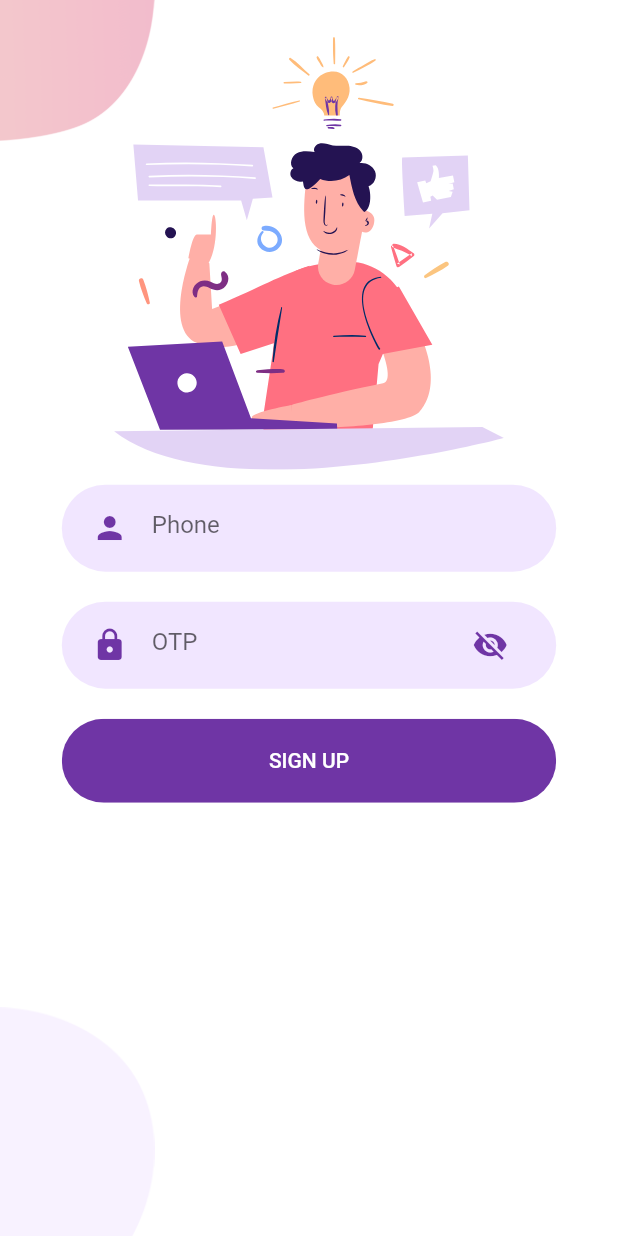
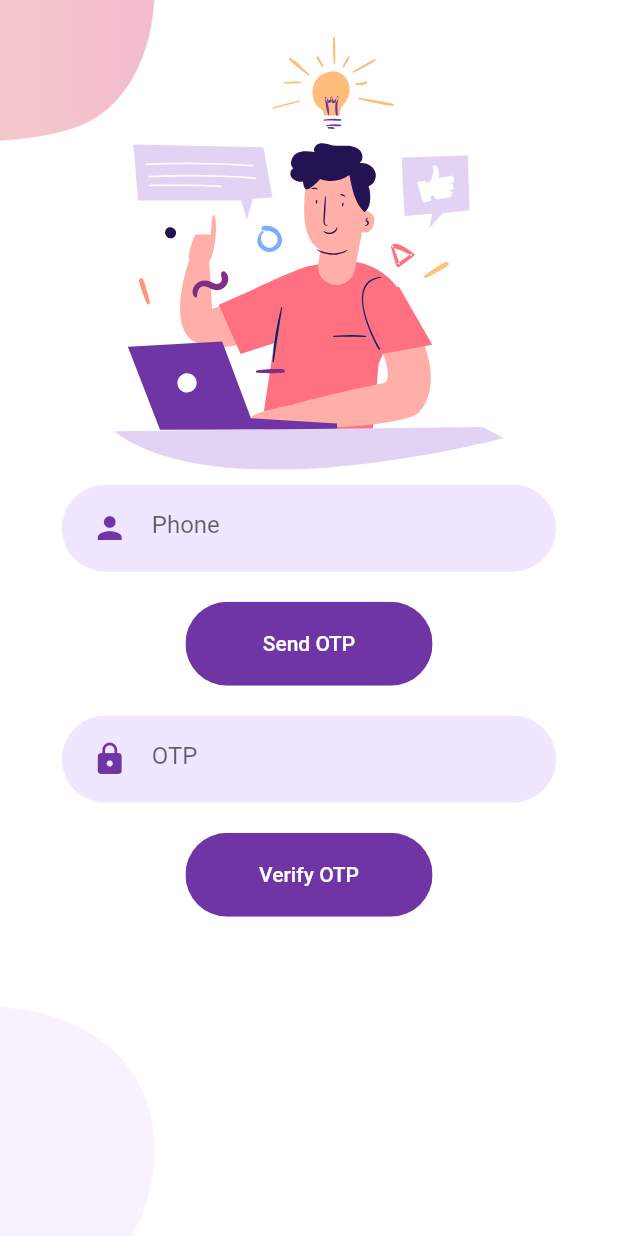
Before and after one commit to Bhupesh2001/k_on_net, a Flutter app: the RegisterScreen screen opened by its route, on a phone screen of 412 x 824 dp. Run offline on Flutter 3.47's test engine with Material 2 defaults, Android fonts, the phone set to English and light mode, and no system bars; our stand-ins replace animated_text_kit, firebase_auth, flutter_svg, google_nav_bar, google_sign_in; accounts and stored records are empty.

```diff
--- a/lib/Screens/Welcome/welcome_screen.dart
+++ b/lib/Screens/Welcome/welcome_screen.dart
@@ -91,9 +91,9 @@ class _WelcomeScreenState extends State<WelcomeScreen>
               //   },
               // ),
               RoundedButton(
-                text: 'SIGN UP',
-                color: kPrimaryLightColor,
-                textColor: Colors.black,
+                text: 'NEXT',
+                color: kPrimaryColor,
+                textColor: Colors.white,
                 press: () {
                   Navigator.pushNamed(context, RegisterScreen.id);
                 },
--- a/lib/Screens/login/login_screen.dart
+++ b/lib/Screens/login/login_screen.dart
@@ -14,6 +14,7 @@ class LoginScreen extends StatefulWidget {
 }
 
 class _LoginScreenState extends State<LoginScreen> {
+  static String id = 'login_screen';
   final formKey = GlobalKey<FormState>();
 
   TextEditingController tecEmail = new TextEditingController();
--- a/lib/Screens/signUp/register_screen.dart
+++ b/lib/Screens/signUp/register_screen.dart
@@ -1,11 +1,9 @@
 import 'package:flutter/material.dart';
 import 'package:flutter_svg/flutter_svg.dart';
-import 'package:k_on_net/Screens/login/login_screen.dart';
-import 'package:k_on_net/components/already_have_an_account_check.dart';
-import 'package:k_on_net/components/googleSignInBtn.dart';
-import 'package:k_on_net/components/or_divider.dart';
+import 'package:k_on_net/Screens/signUp/userDetailScreen.dart';
 import 'package:k_on_net/components/rounded_button.dart';
 import 'package:k_on_net/components/rounded_input_field.dart';
+import 'package:k_on_net/constants.dart';
 import 'background.dart';
 
 class RegisterScreen extends StatefulWidget {
@@ -47,6 +45,7 @@ class _RegisterScreenState extends State<RegisterScreen> {
                           children: [
                             RoundedInputField(
                               hintText: 'Phone',
+                              textInputType: TextInputType.phone,
                               onChanged: (value) {},
                               controller: tecPhone,
                               validator: (String val) {
@@ -55,10 +54,30 @@ class _RegisterScreenState extends State<RegisterScreen> {
                                     : null;
                               },
                             ),
+                            Container(
+                              margin: EdgeInsets.symmetric(vertical: 10),
+                              width: size.width * 0.4,
+                              child: ClipRRect(
+                                borderRadius: BorderRadius.circular(29),
+                                child: FlatButton(
+                                  color: kPrimaryColor,
+                                  padding: EdgeInsets.symmetric(
+                                      vertical: 20, horizontal: 20),
+                                  onPressed: () {},
+                                  child: Text(
+                                    'Send OTP',
+                                    style: TextStyle(
+                                      color: Colors.white,
+                                    ),
+                                  ),
+                                ),
+                              ),
+                            ),
                             RoundedInputField(
                               onChanged: (value) {},
                               obscureText: true, // typing becomes hidden
                               hintText: 'OTP',
+                              textInputType: TextInputType.number,
                               controller: tecOtp,
                               icon: Icons.lock,
                               validator: (String val) {
@@ -66,14 +85,31 @@ class _RegisterScreenState extends State<RegisterScreen> {
                                     ? 'Enter a valid OTP'
                                     : null;
                               },
-                              suffixIcon: Icons.visibility_off,
                             ),
                           ],
                         ),
                       ),
-                      RoundedButton(
-                        text: 'SIGN UP',
-                        press: () {},
+                      Container(
+                        margin: EdgeInsets.symmetric(vertical: 10),
+                        width: size.width * 0.4,
+                        child: ClipRRect(
+                          borderRadius: BorderRadius.circular(29),
+                          child: FlatButton(
+                            color: kPrimaryColor,
+                            padding: EdgeInsets.symmetric(
+                                vertical: 20, horizontal: 20),
+                            onPressed: () {
+                              Navigator.pushNamed(
+                                  context, UserDetailsScreen.id);
+                            },
+                            child: Text(
+                              'Verify OTP',
+                              style: TextStyle(
+                                color: Colors.white,
+                              ),
+                            ),
+                          ),
+                        ),
                       ),
                       SizedBox(height: size.height * 0.03),
                       // AlreadyHaveAnAccountCheck(
--- a/lib/components/rounded_input_field.dart
+++ b/lib/components/rounded_input_field.dart
@@ -9,9 +9,11 @@ class RoundedInputField extends StatelessWidget {
   final bool obscureText;
   final Function validator;
   final TextEditingController controller;
+  final TextInputType textInputType;
   final ValueChanged<String> onChanged;
   const RoundedInputField({
     Key key,
+    this.textInputType,
     this.hintText,
     this.icon = Icons.person,
     this.onChanged,
@@ -27,6 +29,7 @@ class RoundedInputField extends StatelessWidget {
       child: TextFormField(
         controller: controller,
         validator: validator,
+        keyboardType: textInputType,
         onChanged: onChanged,
         obscureText: obscureText,
         decoration: InputDecoration(
--- a/lib/main.dart
+++ b/lib/main.dart
@@ -4,6 +4,7 @@ import 'package:k_on_net/Screens/Welcome/welcome_screen.dart';
 import 'package:k_on_net/Screens/chatRoom/chatRoom.dart';
 import 'package:k_on_net/Screens/login/login_screen.dart';
 import 'package:k_on_net/Screens/signUp/register_screen.dart';
+import 'package:k_on_net/Screens/signUp/userDetailScreen.dart';
 import 'package:k_on_net/constants.dart';
 
 Future main() {
@@ -27,6 +28,7 @@ class MyApp extends StatelessWidget {
         ChatRoom.id: (context) => ChatRoom(user),
         RegisterScreen.id: (context) => RegisterScreen(),
         LoginScreen.id: (context) => LoginScreen(),
+        UserDetailsScreen.id: (context) => UserDetailsScreen(),
       },
     );
   }
```
Also changed, not shown: lib/Screens/signUp/userDetailScreen.dart (added, +88 -0 lines), assets/images/person.png (added).
